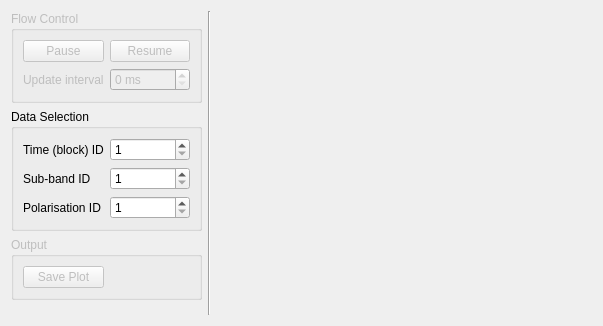
Qt form src/viewer/forms/SubbandSpectraViewer.ui (pelican/pelican-lofar) before a commit.
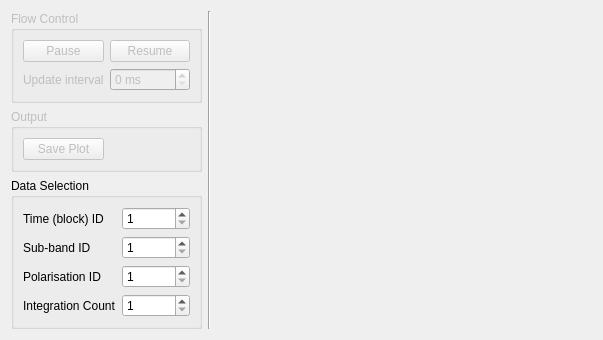
The same form after that commit. Custom widgets are drawn as their Qt base class.

Commit message: add integration to SubbandSpectraWidget

Patch:
```diff
--- a/src/viewer/forms/SubbandSpectraViewer.ui
+++ b/src/viewer/forms/SubbandSpectraViewer.ui
@@ -65,20 +65,49 @@
        </layout>
       </widget>
      </item>
+     <item>
+      <widget class="QGroupBox" name="groupBox_output">
+       <property name="enabled">
+        <bool>false</bool>
+       </property>
+       <property name="title">
+        <string>Output</string>
+       </property>
+       <layout class="QGridLayout" name="gridLayout_3">
+        <item row="0" column="0">
+         <widget class="QPushButton" name="pushButton_save">
+          <property name="enabled">
+           <bool>false</bool>
+          </property>
+          <property name="text">
+           <string>Save Plot</string>
+          </property>
+         </widget>
+        </item>
+        <item row="0" column="1">
+         <widget class="QLabel" name="label">
+          <property name="text">
+           <string/>
+          </property>
+         </widget>
+        </item>
+       </layout>
+      </widget>
+     </item>
      <item>
       <widget class="QGroupBox" name="groupBox_data">
        <property name="title">
         <string>Data Selection</string>
        </property>
        <layout class="QGridLayout" name="gridLayout">
-        <item row="1" column="0">
+        <item row="1" column="1">
          <widget class="QLabel" name="label_subband">
           <property name="text">
            <string>Sub-band ID</string>
           </property>
          </widget>
         </item>
-        <item row="1" column="1">
+        <item row="1" column="2">
          <widget class="QSpinBox" name="spinBox_subband">
           <property name="minimum">
            <number>1</number>
@@ -88,14 +117,14 @@
           </property>
          </widget>
         </item>
-        <item row="2" column="0">
+        <item row="2" column="1">
          <widget class="QLabel" name="label_polarisation">
           <property name="text">
            <string>Polarisation ID</string>
           </property>
          </widget>
         </item>
-        <item row="2" column="1">
+        <item row="2" column="2">
          <widget class="QSpinBox" name="spinBox_polarisation">
           <property name="minimum">
            <number>1</number>
@@ -105,14 +134,14 @@
           </property>
          </widget>
         </item>
-        <item row="0" column="0">
+        <item row="0" column="1">
          <widget class="QLabel" name="label_timeBlock">
           <property name="text">
            <string>Time (block) ID</string>
           </property>
          </widget>
         </item>
-        <item row="0" column="1">
+        <item row="0" column="2">
          <widget class="QSpinBox" name="spinBox_timeBlock">
           <property name="minimum">
            <number>1</number>
@@ -122,32 +151,23 @@
           </property>
          </widget>
         </item>
-       </layout>
-      </widget>
-     </item>
-     <item>
-      <widget class="QGroupBox" name="groupBox_output">
-       <property name="enabled">
-        <bool>false</bool>
-       </property>
-       <property name="title">
-        <string>Output</string>
-       </property>
-       <layout class="QGridLayout" name="gridLayout_3">
-        <item row="0" column="0">
-         <widget class="QPushButton" name="pushButton_save">
-          <property name="enabled">
-           <bool>false</bool>
+        <item row="3" column="2">
+         <widget class="QSpinBox" name="spinBox_integrationCount">
+          <property name="minimum">
+           <number>1</number>
           </property>
-          <property name="text">
-           <string>Save Plot</string>
+          <property name="maximum">
+           <number>99999</number>
+          </property>
+          <property name="singleStep">
+           <number>10</number>
           </property>
          </widget>
         </item>
-        <item row="0" column="1">
-         <widget class="QLabel" name="label">
+        <item row="3" column="1">
+         <widget class="QLabel" name="label_integrationCount">
           <property name="text">
-           <string/>
+           <string>Integration Count</string>
           </property>
          </widget>
         </item>
```
The commit also changes 2 other files.
